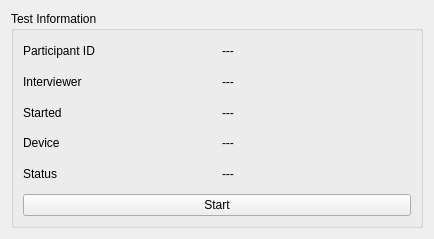
Qt form dcs/client/ui/test_info_widget.ui (CLSA/cypress) before a commit.
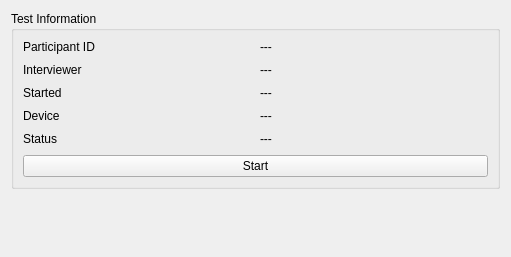
The same form after that commit.

Commit message: reorganized project into client and server folders, tests, refactor, more device implementations

Patch:
```diff
--- a/dcs/client/ui/test_info_widget.ui
+++ b/dcs/client/ui/test_info_widget.ui
@@ -6,31 +6,55 @@
    <rect>
     <x>0</x>
     <y>0</y>
-    <width>434</width>
-    <height>239</height>
+    <width>511</width>
+    <height>257</height>
    </rect>
   </property>
   <property name="sizePolicy">
-   <sizepolicy hsizetype="Expanding" vsizetype="Expanding">
+   <sizepolicy hsizetype="Expanding" vsizetype="Minimum">
     <horstretch>0</horstretch>
     <verstretch>0</verstretch>
    </sizepolicy>
   </property>
+  <property name="minimumSize">
+   <size>
+    <width>0</width>
+    <height>0</height>
+   </size>
+  </property>
   <property name="windowTitle">
    <string>Form</string>
   </property>
   <layout class="QVBoxLayout" name="verticalLayout">
-   <item>
+   <property name="sizeConstraint">
+    <enum>QLayout::SizeConstraint::SetDefaultConstraint</enum>
+   </property>
+   <item alignment="Qt::AlignmentFlag::AlignTop">
     <widget class="QGroupBox" name="groupBox">
      <property name="sizePolicy">
-      <sizepolicy hsizetype="Minimum" vsizetype="Minimum">
+      <sizepolicy hsizetype="Expanding" vsizetype="Minimum">
        <horstretch>0</horstretch>
        <verstretch>0</verstretch>
       </sizepolicy>
      </property>
+     <property name="maximumSize">
+      <size>
+       <width>16777215</width>
+       <height>300</height>
+      </size>
+     </property>
      <property name="title">
       <string>Test Information</string>
      </property>
+     <property name="alignment">
+      <set>Qt::AlignmentFlag::AlignLeading|Qt::AlignmentFlag::AlignLeft|Qt::AlignmentFlag::AlignTop</set>
+     </property>
+     <property name="flat">
+      <bool>false</bool>
+     </property>
+     <property name="checkable">
+      <bool>false</bool>
+     </property>
      <layout class="QVBoxLayout" name="verticalLayout_2">
       <property name="spacing">
        <number>9</number>
@@ -126,6 +150,12 @@
        <layout class="QHBoxLayout" name="horizontalLayout">
         <item>
          <widget class="QLabel" name="startedLabel">
+          <property name="sizePolicy">
+           <sizepolicy hsizetype="Preferred" vsizetype="Minimum">
+            <horstretch>0</horstretch>
+            <verstretch>0</verstretch>
+           </sizepolicy>
+          </property>
           <property name="text">
            <string>Started</string>
           </property>
@@ -136,6 +166,12 @@
         </item>
         <item>
          <widget class="QLabel" name="startedValue">
+          <property name="sizePolicy">
+           <sizepolicy hsizetype="Preferred" vsizetype="Minimum">
+            <horstretch>0</horstretch>
+            <verstretch>0</verstretch>
+           </sizepolicy>
+          </property>
           <property name="text">
            <string>---</string>
           </property>
@@ -192,6 +228,12 @@
        <layout class="QHBoxLayout" name="horizontalLayout_2">
         <item>
          <widget class="QLabel" name="statusLabel">
+          <property name="sizePolicy">
+           <sizepolicy hsizetype="Preferred" vsizetype="Minimum">
+            <horstretch>0</horstretch>
+            <verstretch>0</verstretch>
+           </sizepolicy>
+          </property>
           <property name="text">
            <string>Status</string>
           </property>
@@ -202,6 +244,12 @@
         </item>
         <item>
          <widget class="QLabel" name="statusValue">
+          <property name="sizePolicy">
+           <sizepolicy hsizetype="Preferred" vsizetype="Minimum">
+            <horstretch>0</horstretch>
+            <verstretch>0</verstretch>
+           </sizepolicy>
+          </property>
           <property name="text">
            <string>---</string>
           </property>
```
The commit also changes 241 other files.
